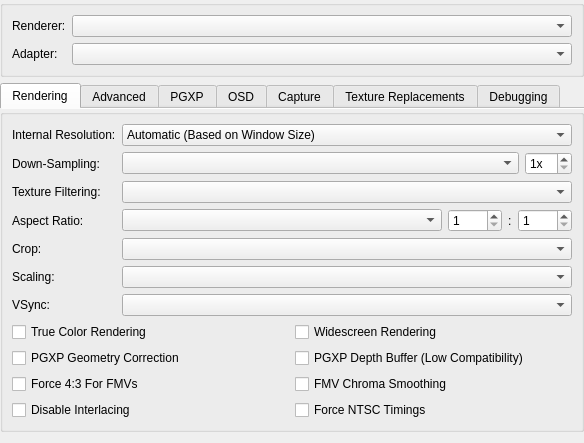
Before: the Qt Designer form src/duckstation-qt/graphicssettingswidget.ui in kofxi3584karlayang/duckstation, drawn with Qt 5.
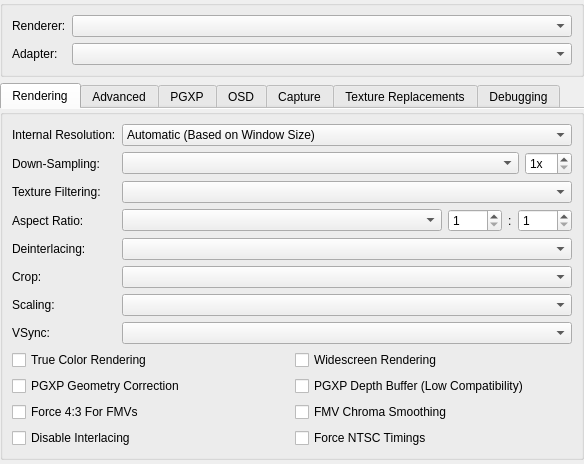
After: the same form once the commit is applied.

Commit message: GPU: Rewrite deinterlacing and add adaptive/blend modes

Diff of the .ui file:
```diff
--- a/src/duckstation-qt/graphicssettingswidget.ui
+++ b/src/duckstation-qt/graphicssettingswidget.ui
@@ -7,7 +7,7 @@
     <x>0</x>
     <y>0</y>
     <width>584</width>
-    <height>434</height>
+    <height>450</height>
    </rect>
   </property>
   <property name="windowTitle">
@@ -260,37 +260,37 @@
             </item>
            </layout>
           </item>
-          <item row="4" column="0">
+          <item row="5" column="0">
            <widget class="QLabel" name="label_7">
             <property name="text">
              <string>Crop:</string>
             </property>
            </widget>
           </item>
-          <item row="4" column="1">
+          <item row="5" column="1">
            <widget class="QComboBox" name="displayCropMode"/>
           </item>
-          <item row="5" column="0">
+          <item row="6" column="0">
            <widget class="QLabel" name="label_8">
             <property name="text">
              <string>Scaling:</string>
             </property>
            </widget>
           </item>
-          <item row="5" column="1">
+          <item row="6" column="1">
            <widget class="QComboBox" name="displayScaling"/>
           </item>
-          <item row="6" column="0">
+          <item row="7" column="0">
            <widget class="QLabel" name="label_2">
             <property name="text">
              <string>VSync:</string>
             </property>
            </widget>
           </item>
-          <item row="6" column="1">
+          <item row="7" column="1">
            <widget class="QComboBox" name="displaySyncMode"/>
           </item>
-          <item row="7" column="0" colspan="2">
+          <item row="8" column="0" colspan="2">
            <layout class="QGridLayout" name="gridLayout_2">
             <item row="1" column="0">
              <widget class="QCheckBox" name="pgxpEnable">
@@ -350,6 +350,16 @@
             </item>
            </layout>
           </item>
+          <item row="4" column="0">
+           <widget class="QLabel" name="label_3">
+            <property name="text">
+             <string>Deinterlacing:</string>
+            </property>
+           </widget>
+          </item>
+          <item row="4" column="1">
+           <widget class="QComboBox" name="displayDeinterlacing"/>
+          </item>
          </layout>
         </widget>
        </item>
```
The commit also changes 18 other files.
